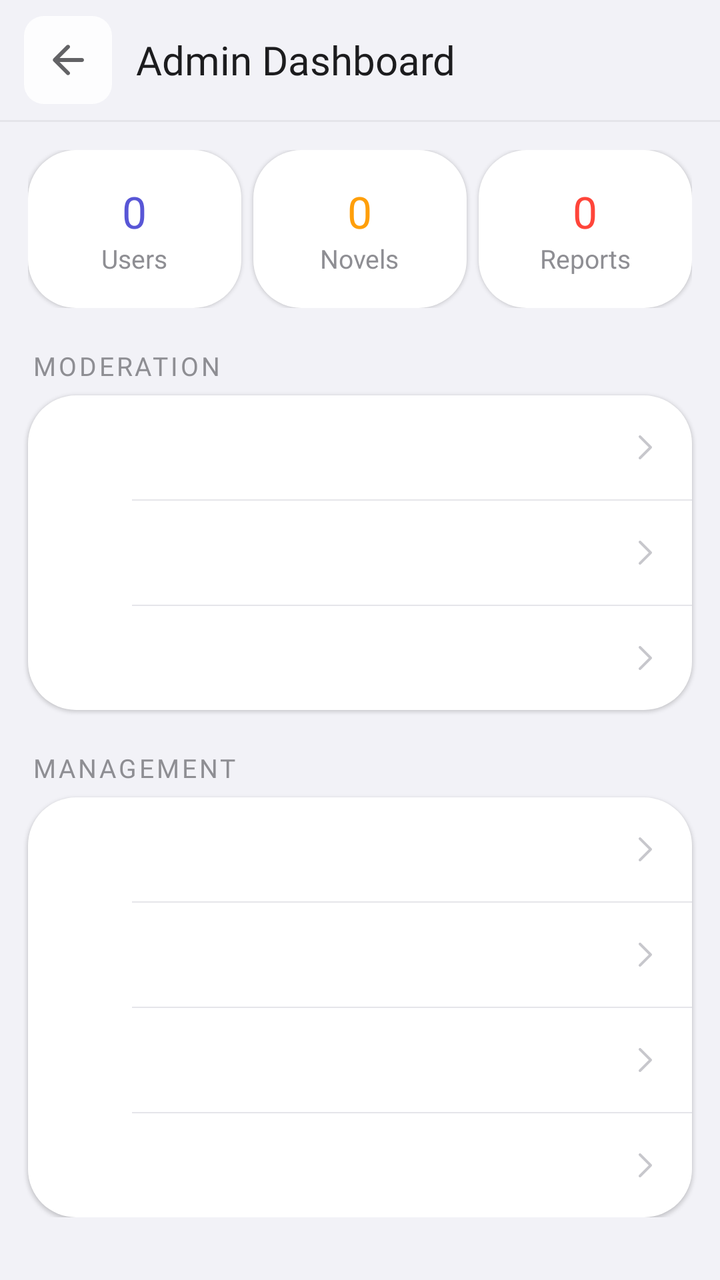
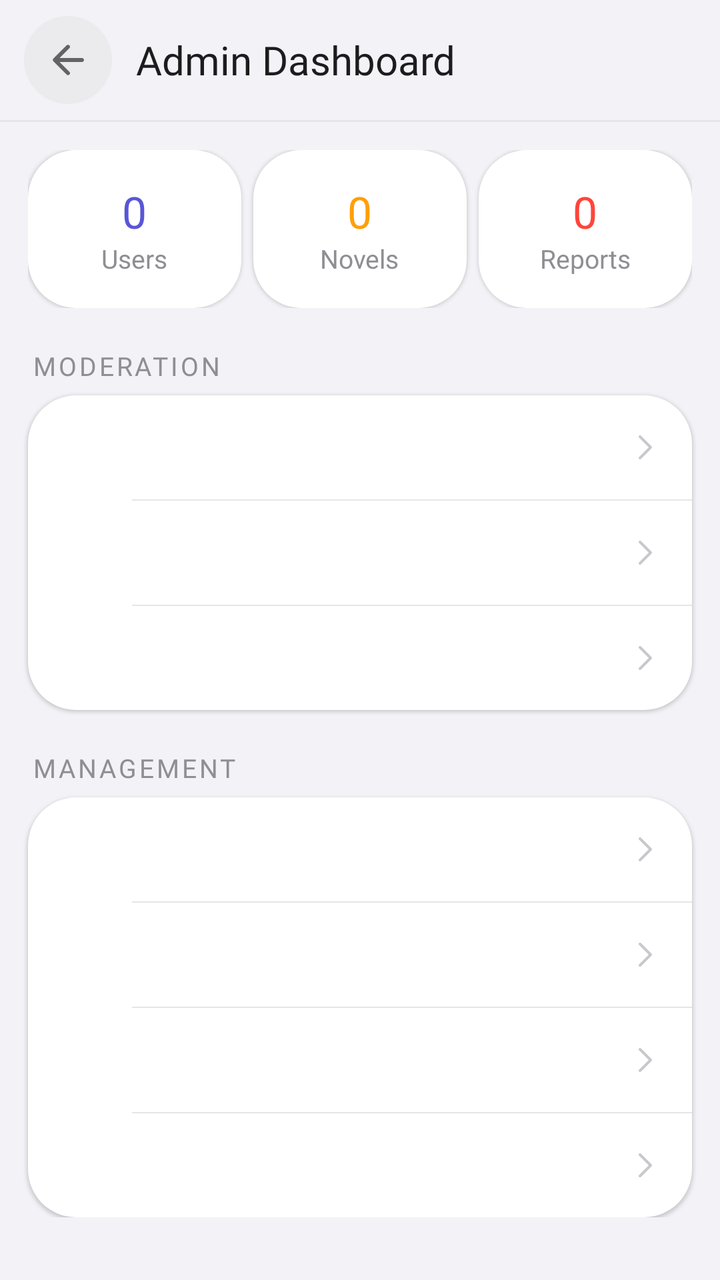

An Android layout rendered at two revisions. The XML below is the earlier revision; the diff shows what the commit changed to produce the second picture.
<!-- AndroidManifest.xml: application theme Theme.NovelVerse -->
<!-- res/layout/activity_admin_dashboard.xml -->
<?xml version="1.0" encoding="utf-8"?>
<LinearLayout
     xmlns:android="http://schemas.android.com/apk/res/android"
     android:layout_height="match_parent"
     android:layout_width="match_parent"
     android:background="?attr/colorSurface"
     android:orientation="vertical">

    <LinearLayout
         android:layout_height="60dp"
         android:layout_width="match_parent"
         android:gravity="center_vertical"
         android:background="?attr/colorSurface"
         android:orientation="horizontal"
         android:paddingHorizontal="12dp">

        <ImageView
             android:layout_height="44dp"
             android:layout_width="44dp"
             android:src="@drawable/ic_back"
             android:contentDescription="Back"
             android:background="@drawable/bg_icon_btn_white"
             android:padding="10dp"
             android:tint="?attr/colorOnSurfaceVariant"
             android:id="@+id/btn_back" />

        <TextView
             android:layout_height="wrap_content"
             android:layout_width="0dp"
             android:textSize="20sp"
             android:fontFamily="@font/inter_semibold"
             android:textColor="?attr/colorOnSurface"
             android:layout_marginStart="12dp"
             android:layout_weight="1"
             android:text="Admin Dashboard" />

    </LinearLayout>
    
    <View android:layout_width="match_parent" android:layout_height="1dp" android:background="@color/divider" />


    <androidx.core.widget.NestedScrollView
         android:layout_height="match_parent"
         android:layout_width="match_parent">

        <LinearLayout
             android:layout_height="wrap_content"
             android:layout_width="match_parent"
             android:orientation="vertical"
             android:paddingBottom="40dp">

            <LinearLayout
                 android:layout_height="wrap_content"
                 android:layout_width="match_parent"
                 android:layout_marginHorizontal="14dp"
                 android:orientation="horizontal"
                 android:layout_marginTop="14dp">

                <LinearLayout
                     android:layout_height="wrap_content"
                     android:layout_width="0dp"
                     android:layout_marginEnd="6dp"
                     android:gravity="center"
                     android:background="@drawable/bg_surface_card"
                     android:elevation="1dp"
                     android:paddingVertical="16dp"
                     android:orientation="vertical"
                     android:layout_weight="1">

                    <TextView
                         android:layout_height="wrap_content"
                         android:layout_width="wrap_content"
                         android:textSize="22sp"
                         android:fontFamily="@font/inter_semibold"
                         android:textColor="@color/primary"
                         android:id="@+id/stat_total_users"
                         android:text="0" />

                    <TextView
                         android:layout_height="wrap_content"
                         android:layout_width="wrap_content"
                         android:textSize="13sp"
                         android:textColor="@color/text_tertiary"
                         android:text="Users" />

                </LinearLayout>

                <LinearLayout
                     android:layout_height="wrap_content"
                     android:layout_width="0dp"
                     android:layout_marginEnd="6dp"
                     android:gravity="center"
                     android:background="@drawable/bg_surface_card"
                     android:elevation="1dp"
                     android:paddingVertical="16dp"
                     android:orientation="vertical"
                     android:layout_weight="1">

                    <TextView
                         android:layout_height="wrap_content"
                         android:layout_width="wrap_content"
                         android:textSize="22sp"
                         android:fontFamily="@font/inter_semibold"
                         android:textColor="@color/secondary"
                         android:id="@+id/stat_total_novels"
                         android:text="0" />

                    <TextView
                         android:layout_height="wrap_content"
                         android:layout_width="wrap_content"
                         android:textSize="13sp"
                         android:textColor="@color/text_tertiary"
                         android:text="Novels" />

                </LinearLayout>

                <LinearLayout
                     android:layout_height="wrap_content"
                     android:layout_width="0dp"
                     android:gravity="center"
                     android:background="@drawable/bg_surface_card"
                     android:elevation="1dp"
                     android:paddingVertical="16dp"
                     android:orientation="vertical"
                     android:layout_weight="1">

                    <TextView
                         android:layout_height="wrap_content"
                         android:layout_width="wrap_content"
                         android:textSize="22sp"
                         android:fontFamily="@font/inter_semibold"
                         android:textColor="@color/error"
                         android:id="@+id/stat_pending_reports"
                         android:text="0" />

                    <TextView
                         android:layout_height="wrap_content"
                         android:layout_width="wrap_content"
                         android:textSize="13sp"
                         android:textColor="@color/text_tertiary"
                         android:text="Reports" />

                </LinearLayout>

            </LinearLayout>

            <TextView
                 android:layout_height="wrap_content"
                 android:layout_width="wrap_content"
                 android:layout_marginBottom="6dp"
                 android:layout_marginHorizontal="16dp"
                 android:textSize="13sp"
                 android:fontFamily="@font/inter_semibold"
                 android:textColor="@color/text_tertiary"
                 android:layout_marginTop="20dp"
                 android:letterSpacing="0.10"
                 android:text="MODERATION" />

            <LinearLayout
                 android:layout_height="wrap_content"
                 android:layout_width="match_parent"
                 android:background="@drawable/bg_surface_card"
                 android:elevation="1dp"
                 android:layout_marginHorizontal="14dp"
                 android:orientation="vertical">

                <include
                     layout="@layout/item_settings_row"
                     android:id="@+id/row_reports" />

                <View
                     android:layout_height="0.5dp"
                     android:layout_width="match_parent"
                     android:background="@color/divider"
                     android:layout_marginStart="52dp" />

                <include
                     layout="@layout/item_settings_row"
                     android:id="@+id/row_pending_novels" />

                <View
                     android:layout_height="0.5dp"
                     android:layout_width="match_parent"
                     android:background="@color/divider"
                     android:layout_marginStart="52dp" />

                <include
                     layout="@layout/item_settings_row"
                     android:id="@+id/row_banned_users" />

            </LinearLayout>

            <TextView
                 android:layout_height="wrap_content"
                 android:layout_width="wrap_content"
                 android:layout_marginBottom="6dp"
                 android:layout_marginHorizontal="16dp"
                 android:textSize="13sp"
                 android:fontFamily="@font/inter_semibold"
                 android:textColor="@color/text_tertiary"
                 android:layout_marginTop="20dp"
                 android:letterSpacing="0.10"
                 android:text="MANAGEMENT" />

            <LinearLayout
                 android:layout_height="wrap_content"
                 android:layout_width="match_parent"
                 android:background="@drawable/bg_surface_card"
                 android:elevation="1dp"
                 android:layout_marginHorizontal="14dp"
                 android:orientation="vertical">

                <include
                     layout="@layout/item_settings_row"
                     android:id="@+id/row_user_management" />

                <View
                     android:layout_height="0.5dp"
                     android:layout_width="match_parent"
                     android:background="@color/divider"
                     android:layout_marginStart="52dp" />

                <include
                     layout="@layout/item_settings_row"
                     android:id="@+id/row_featured_novels" />

                <View
                     android:layout_height="0.5dp"
                     android:layout_width="match_parent"
                     android:background="@color/divider"
                     android:layout_marginStart="52dp" />

                <include
                     layout="@layout/item_settings_row"
                     android:id="@+id/row_promo_codes" />

                <View
                     android:layout_height="0.5dp"
                     android:layout_width="match_parent"
                     android:background="@color/divider"
                     android:layout_marginStart="52dp" />

                <include
                     layout="@layout/item_settings_row"
                     android:id="@+id/row_app_config" />

            </LinearLayout>

        </LinearLayout>

    </androidx.core.widget.NestedScrollView>

</LinearLayout>
<!-- res/layout/item_settings_row.xml (included above) -->
<?xml version="1.0" encoding="utf-8"?>
<LinearLayout
    xmlns:android="http://schemas.android.com/apk/res/android"
    android:layout_width="match_parent"
    android:layout_height="52dp"
    android:orientation="horizontal"
    android:gravity="center_vertical"
    android:paddingHorizontal="16dp"
    android:background="?attr/selectableItemBackground">

    <ImageView
        android:id="@+id/row_icon"
        android:layout_width="20dp"
        android:layout_height="20dp"
        android:tint="?attr/colorOnSurfaceVariant"
        android:contentDescription="Icon" />

    <TextView
        android:id="@+id/row_label"
        android:layout_width="0dp"
        android:layout_height="wrap_content"
        android:layout_weight="1"
        android:paddingStart="14dp"
        android:textSize="15sp"
        android:fontFamily="@font/inter_regular"
        android:textColor="?attr/colorOnSurface" />

    <TextView
        android:id="@+id/row_value"
        android:layout_width="wrap_content"
        android:layout_height="wrap_content"
        android:textSize="14sp"
        android:fontFamily="@font/inter_regular"
        android:textColor="@color/text_tertiary"
        android:layout_marginEnd="6dp"
        android:visibility="gone" />

    <ImageView
        android:id="@+id/row_chevron"
        android:layout_width="16dp"
        android:layout_height="16dp"
        android:src="@drawable/ic_arrow_right"
        android:tint="@color/text_disabled"
        android:contentDescription="Navigate" />
</LinearLayout>
<!-- resources referenced by this layout -->
<resources>
  <!-- drawable bg_icon_btn_white (drawable) -->
  <?xml version="1.0" encoding="utf-8"?>
  <shape xmlns:android="http://schemas.android.com/apk/res/android" android:shape="rectangle">
      <solid android:color="#DDFFFFFF" />
      <corners android:radius="10dp" />
  </shape>
  <style name="Theme.NovelVerse" parent="Theme.Material3.Light.NoActionBar">
  
          
          <item name="colorPrimary">@color/primary</item>
          <item name="colorPrimaryDark">@color/primary_dark</item>
          <item name="colorPrimaryContainer">@color/icon_bg_tint</item>
          <item name="colorOnPrimary">@color/on_primary</item>
          <item name="colorOnPrimaryContainer">@color/primary_dark</item>
  
          <item name="colorSecondary">@color/secondary</item>
          <item name="colorSecondaryContainer">@color/surface_variant</item>
          <item name="colorOnSecondary">@color/on_secondary</item>
          <item name="colorOnSecondaryContainer">@color/secondary_dark</item>
  
          <item name="colorTertiary">@color/accent</item>
          <item name="colorTertiaryContainer">@color/success_light</item>
          <item name="colorOnTertiary">@color/on_accent</item>
  
          
          <item name="android:colorBackground">@color/background</item>
          <item name="android:windowBackground">@drawable/bg_app_main</item>
  
          
          <item name="colorSurface">@color/surface</item>
          <item name="colorSurfaceVariant">@color/surface_variant</item>
  
          
          <item name="colorOnBackground">@color/text_primary_dark</item>
  
          
          <item name="colorOnSurface">@color/text_primary</item>
          <item name="colorOnSurfaceVariant">@color/text_secondary</item>
  
          
          <item name="colorError">@color/error</item>
          <item name="colorErrorContainer">@color/error_light</item>
          <item name="colorOnError">@color/white</item>
  
          
          <item name="colorOutline">@color/border</item>
  
          
          <item name="android:statusBarColor">@android:color/transparent</item>
          <item name="android:windowLightStatusBar" tools:targetApi="m">false</item>
          <item name="android:navigationBarColor">@android:color/transparent</item>
          <item name="android:windowLightNavigationBar" tools:targetApi="o_mr1">false</item>
          <item name="android:windowDrawsSystemBarBackgrounds">true</item>
          <item name="android:windowTranslucentStatus">false</item>
          <item name="android:windowTranslucentNavigation">false</item>
  
          
          <item name="textAppearanceDisplayLarge">@style/TextAppearance.NovelVerse.DisplayLarge</item>
          <item name="textAppearanceDisplayMedium">@style/TextAppearance.NovelVerse.DisplayMedium</item>
          <item name="textAppearanceDisplaySmall">@style/TextAppearance.NovelVerse.DisplaySmall</item>
          <item name="textAppearanceHeadlineLarge">@style/TextAppearance.NovelVerse.HeadlineLarge</item>
          <item name="textAppearanceHeadlineMedium">@style/TextAppearance.NovelVerse.HeadlineMedium</item>
          <item name="textAppearanceHeadlineSmall">@style/TextAppearance.NovelVerse.HeadlineSmall</item>
          <item name="textAppearanceTitleLarge">@style/TextAppearance.NovelVerse.TitleLarge</item>
          <item name="textAppearanceTitleMedium">@style/TextAppearance.NovelVerse.TitleMedium</item>
          <item name="textAppearanceTitleSmall">@style/TextAppearance.NovelVerse.TitleSmall</item>
          <item name="textAppearanceBodyLarge">@style/TextAppearance.NovelVerse.BodyLarge</item>
          <item name="textAppearanceBodyMedium">@style/TextAppearance.NovelVerse.BodyMedium</item>
          <item name="textAppearanceBodySmall">@style/TextAppearance.NovelVerse.BodySmall</item>
          <item name="textAppearanceLabelLarge">@style/TextAppearance.NovelVerse.LabelLarge</item>
          <item name="textAppearanceLabelMedium">@style/TextAppearance.NovelVerse.LabelMedium</item>
          <item name="textAppearanceLabelSmall">@style/TextAppearance.NovelVerse.LabelSmall</item>
  
          
          <item name="shapeAppearanceSmallComponent">@style/ShapeAppearance.NovelVerse.SmallComponent</item>
          <item name="shapeAppearanceMediumComponent">@style/ShapeAppearance.NovelVerse.MediumComponent</item>
          <item name="shapeAppearanceLargeComponent">@style/ShapeAppearance.NovelVerse.LargeComponent</item>
  
          
          <item name="materialButtonStyle">@style/Widget.NovelVerse.Button</item>
          <item name="materialButtonOutlinedStyle">@style/Widget.NovelVerse.Button.Outlined</item>
          <item name="textButtonStyle">@style/Widget.NovelVerse.Button.Text</item>
          <item name="materialCardViewStyle">@style/Widget.NovelVerse.Card</item>
          <item name="textInputStyle">@style/Widget.NovelVerse.TextInput</item>
          <item name="bottomNavigationStyle">@style/Widget.NovelVerse.BottomNav</item>
          <item name="toolbarStyle">@style/Widget.NovelVerse.Toolbar</item>
          <item name="tabStyle">@style/Widget.NovelVerse.Tab</item>
          <item name="chipStyle">@style/Widget.NovelVerse.Chip</item>
          <item name="snackbarStyle">@style/Widget.NovelVerse.Snackbar</item>
          <item name="bottomSheetDialogTheme">@style/Theme.NovelVerse.BottomSheet</item>
  
          
          <item name="colorSurfaceCardStroke">@color/surface_card_stroke</item>
          <item name="colorSurfaceCardSecondary">@color/surface_card_secondary</item>
          <item name="colorSurfaceCardTertiary">@color/surface_card_tertiary</item>
          <item name="colorDragHandle">@color/drag_handle</item>
          <item name="colorIconBgTint">@color/icon_bg_tint</item>
          <item name="colorIconTintPrimary">@color/icon_tint_primary</item>
          <item name="colorButtonSecondaryBg">@color/button_secondary_bg</item>
          <item name="colorChipInactiveBg">@color/chip_inactive_bg</item>
          <item name="colorChipInactiveStroke">@color/chip_inactive_stroke</item>
          <item name="colorSearchBarBg">@color/search_bar_bg</item>
      </style>
  <!-- unchanged entries left out for length: 70 -->
</resources>

<!-- the commit's change to res/layout/activity_admin_dashboard.xml (unified diff, before → after) -->
@@ -1,10 +1,10 @@
 <?xml version="1.0" encoding="utf-8"?>
-<LinearLayout
-     xmlns:android="http://schemas.android.com/apk/res/android"
-     android:layout_height="match_parent"
-     android:layout_width="match_parent"
-     android:background="?attr/colorSurface"
-     android:orientation="vertical">
+<LinearLayout xmlns:android="http://schemas.android.com/apk/res/android"
+    android:layout_height="match_parent"
+    android:layout_width="match_parent"
+    xmlns:app="http://schemas.android.com/apk/res-auto"
+    android:background="?attr/colorSurface"
+    android:orientation="vertical">
 
     <LinearLayout
          android:layout_height="60dp"
@@ -21,7 +21,7 @@
              android:contentDescription="Back"
              android:background="@drawable/bg_icon_btn_white"
              android:padding="10dp"
-             android:tint="?attr/colorOnSurfaceVariant"
+             app:tint="?attr/colorOnSurfaceVariant"
              android:id="@+id/btn_back" />
 
         <TextView
<!-- resource entries referenced after the edit -->
@@ -3,8 +3,8 @@
   <!-- drawable bg_icon_btn_white (drawable) -->
   <?xml version="1.0" encoding="utf-8"?>
   <shape xmlns:android="http://schemas.android.com/apk/res/android" android:shape="rectangle">
-      <solid android:color="#DDFFFFFF" />
-      <corners android:radius="10dp" />
+      <solid android:color="#8DE6E6E6" />
+      <corners android:radius="360dp" />
   </shape>
   <style name="Theme.NovelVerse" parent="Theme.Material3.Light.NoActionBar">
   
@@ -49,7 +49,7 @@
   
           
           <item name="android:statusBarColor">@android:color/transparent</item>
-          <item name="android:windowLightStatusBar" tools:targetApi="m">false</item>
+          <item name="android:windowLightStatusBar" tools:targetApi="m">true</item>
           <item name="android:navigationBarColor">@android:color/transparent</item>
           <item name="android:windowLightNavigationBar" tools:targetApi="o_mr1">false</item>
           <item name="android:windowDrawsSystemBarBackgrounds">true</item>
